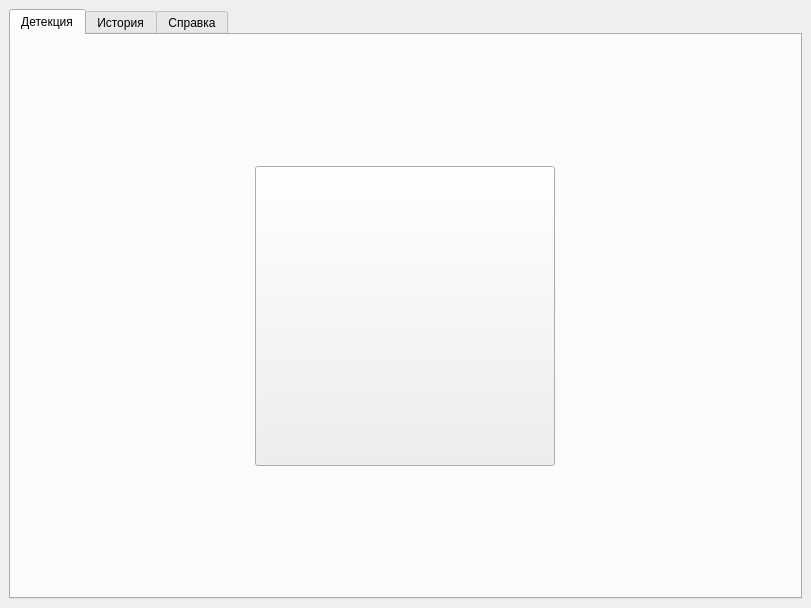
Old version of the form swan_detector/qt/main_window.ui in the repository IT-Platoon/DB-2023.
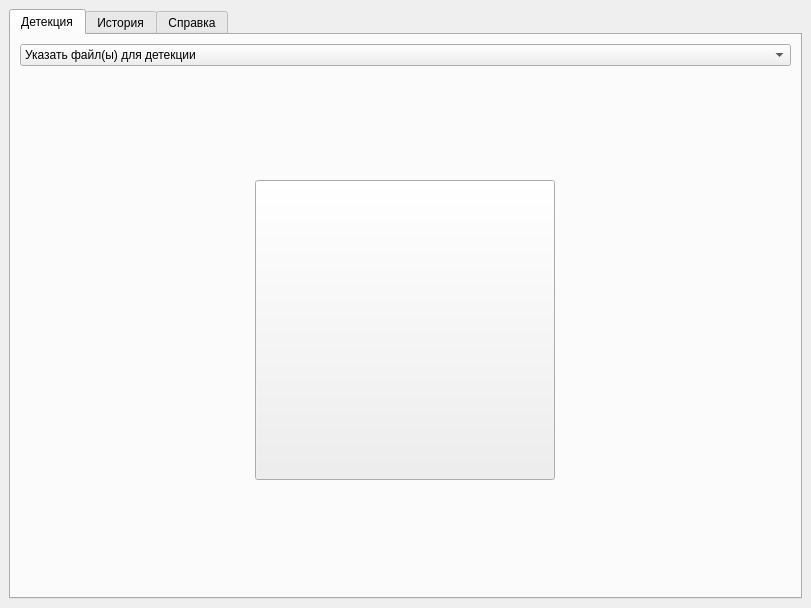
New version of the form. Icons and pictures are not drawn.

Patch:
```diff
--- a/swan_detector/qt/main_window.ui
+++ b/swan_detector/qt/main_window.ui
@@ -28,6 +28,9 @@
         <string>Детекция</string>
        </attribute>
        <layout class="QGridLayout" name="gridLayout">
+        <item row="1" column="0">
+         <widget class="QWidget" name="widget" native="true">
+          <layout class="QGridLayout" name="gridLayout_2">
         <item row="0" column="0">
          <widget class="QToolButton" name="load_button">
           <property name="minimumSize">
@@ -59,6 +62,26 @@
         </item>
        </layout>
       </widget>
+        </item>
+        <item row="0" column="0">
+         <widget class="QComboBox" name="comboBox">
+          <property name="layoutDirection">
+           <enum>Qt::LeftToRight</enum>
+          </property>
+          <item>
+           <property name="text">
+            <string>Указать файл(ы) для детекции</string>
+           </property>
+          </item>
+          <item>
+           <property name="text">
+            <string>Указать путь до директории с файлами</string>
+           </property>
+          </item>
+         </widget>
+        </item>
+       </layout>
+      </widget>
       <widget class="QWidget" name="tab_2">
        <attribute name="title">
         <string>История</string>
```
Left out of the diff: 4 changed lines with no effect on the pictures. Lines whose indentation alone changed are shown as unchanged.
